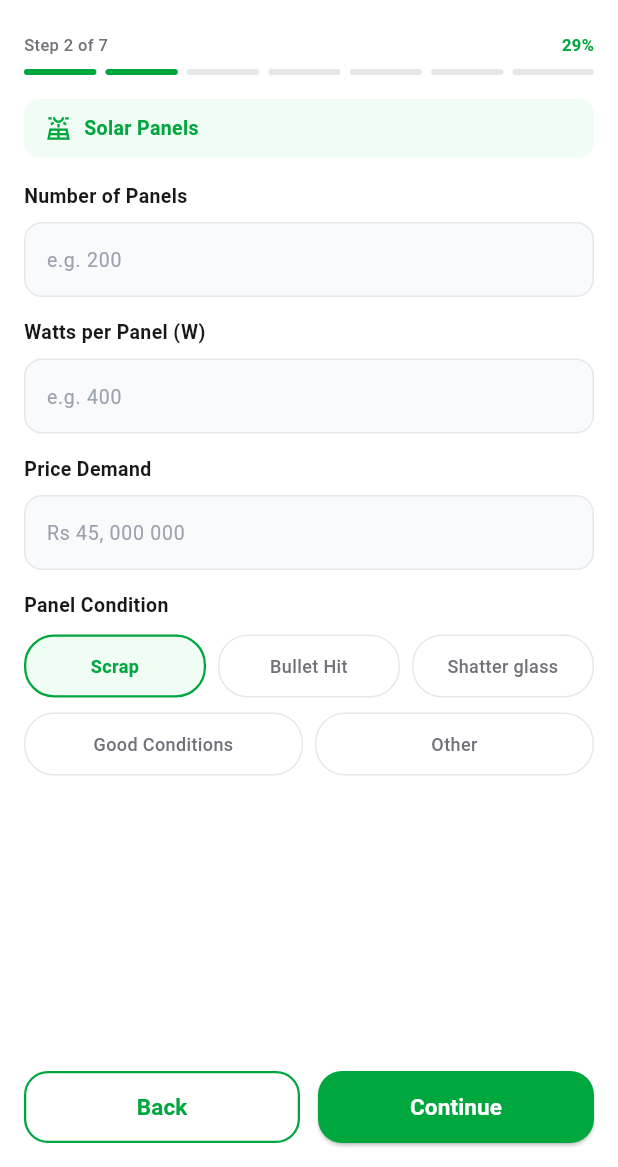
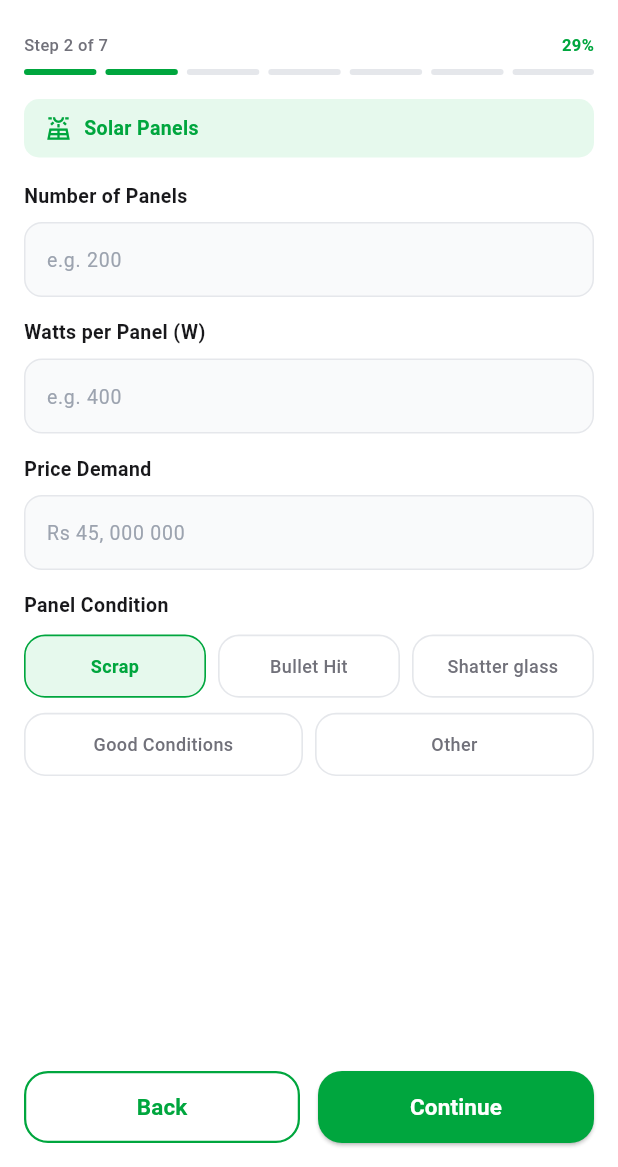
Before and after one commit to itismemuhammadali/SolarScrap-Ecosystem, a Flutter app: the SellerEquipmentStepSolarPanels screen opened directly, on a phone screen of 412 x 824 dp, the part 69-1236 px from its top. Run offline on Flutter 3.47's test engine with Material 3 defaults, Android fonts, the light colour scheme and no system bars; our stand-ins replace flutter_svg, google_fonts.

Commit message:
Update button radius to 14px, height to 42.17px, border to 1.09px, and background to #E6F9ED to match exact Figma inspect properties

```diff
--- a/lib/screens/seller/seller_new_listing_screen.dart
+++ b/lib/screens/seller/seller_new_listing_screen.dart
@@ -189,7 +189,7 @@ class _SellerNewListingScreenState extends State<SellerNewListingScreen> {
                               ),
                               borderRadius: BorderRadius.circular(16),
                               color: isSelected
-                                  ? const Color(0xFFF0FDF4)
+                                  ? const Color(0xFFE6F9ED)
                                   : Colors.white,
                             ),
                             child: Column(
--- a/lib/screens/seller/steps/seller_equipment_step_ac.dart
+++ b/lib/screens/seller/steps/seller_equipment_step_ac.dart
@@ -152,7 +152,7 @@ class _SellerEquipmentStepACState extends State<SellerEquipmentStepAC> {
                     right: condition != _conditions.last ? 8 : 0,
                   ),
                   decoration: BoxDecoration(
-                    color: isSelected ? const Color(0xFFF0FDF4) : Colors.white,
+                    color: isSelected ? const Color(0xFFE6F9ED) : Colors.white,
                     border: Border.all(
                       color: isSelected
                           ? const Color(0xFF00A63E)
@@ -282,7 +282,7 @@ class _SellerEquipmentStepACState extends State<SellerEquipmentStepAC> {
                         vertical: 10,
                       ),
                       decoration: BoxDecoration(
-                        color: const Color(0xFFF0FDF4),
+                        color: const Color(0xFFE6F9ED),
                         borderRadius: BorderRadius.circular(10),
                       ),
                       child: Row(
--- a/lib/screens/seller/steps/seller_equipment_step_batteries.dart
+++ b/lib/screens/seller/steps/seller_equipment_step_batteries.dart
@@ -100,7 +100,7 @@ class _SellerEquipmentStepBatteriesState
                   ),
                   margin: EdgeInsets.only(right: option != options.last ? 8 : 0),
                   decoration: BoxDecoration(
-                    color: isSelected ? const Color(0xFFF0FDF4) : Colors.white,
+                    color: isSelected ? const Color(0xFFE6F9ED) : Colors.white,
                     border: Border.all(
                       color: isSelected
                           ? const Color(0xFF00A63E)
@@ -232,7 +232,7 @@ class _SellerEquipmentStepBatteriesState
                         vertical: 10,
                       ),
                       decoration: BoxDecoration(
-                        color: const Color(0xFFF0FDF4),
+                        color: const Color(0xFFE6F9ED),
                         borderRadius: BorderRadius.circular(10),
                       ),
                       child: Row(
--- a/lib/screens/seller/steps/seller_equipment_step_cables.dart
+++ b/lib/screens/seller/steps/seller_equipment_step_cables.dart
@@ -157,7 +157,7 @@ class _SellerEquipmentStepCablesState extends State<SellerEquipmentStepCables> {
                   ),
                   margin: EdgeInsets.only(right: option != options.last ? 8 : 0),
                   decoration: BoxDecoration(
-                    color: isSelected ? const Color(0xFFF0FDF4) : Colors.white,
+                    color: isSelected ? const Color(0xFFE6F9ED) : Colors.white,
                     border: Border.all(
                       color: isSelected
                           ? const Color(0xFF00A63E)
@@ -287,7 +287,7 @@ class _SellerEquipmentStepCablesState extends State<SellerEquipmentStepCables> {
                         vertical: 10,
                       ),
                       decoration: BoxDecoration(
-                        color: const Color(0xFFF0FDF4),
+                        color: const Color(0xFFE6F9ED),
                         borderRadius: BorderRadius.circular(10),
                       ),
                       child: Row(
--- a/lib/screens/seller/steps/seller_equipment_step_complete_system.dart
+++ b/lib/screens/seller/steps/seller_equipment_step_complete_system.dart
@@ -99,7 +99,7 @@ class _SellerEquipmentStepCompleteSystemState
                   ),
                   margin: EdgeInsets.only(right: option != options.last ? 8 : 0),
                   decoration: BoxDecoration(
-                    color: isSelected ? const Color(0xFFF0FDF4) : Colors.white,
+                    color: isSelected ? const Color(0xFFE6F9ED) : Colors.white,
                     border: Border.all(
                       color: isSelected
                           ? const Color(0xFF00A63E)
@@ -229,7 +229,7 @@ class _SellerEquipmentStepCompleteSystemState
                         vertical: 10,
                       ),
                       decoration: BoxDecoration(
-                        color: const Color(0xFFF0FDF4),
+                        color: const Color(0xFFE6F9ED),
                         borderRadius: BorderRadius.circular(10),
                       ),
                       child: Row(
--- a/lib/screens/seller/steps/seller_equipment_step_inverters.dart
+++ b/lib/screens/seller/steps/seller_equipment_step_inverters.dart
@@ -99,7 +99,7 @@ class _SellerEquipmentStepInvertersState
                   ),
                   margin: EdgeInsets.only(right: option != options.last ? 8 : 0),
                   decoration: BoxDecoration(
-                    color: isSelected ? const Color(0xFFF0FDF4) : Colors.white,
+                    color: isSelected ? const Color(0xFFE6F9ED) : Colors.white,
                     border: Border.all(
                       color: isSelected
                           ? const Color(0xFF00A63E)
@@ -229,7 +229,7 @@ class _SellerEquipmentStepInvertersState
                         vertical: 10,
                       ),
                       decoration: BoxDecoration(
-                        color: const Color(0xFFF0FDF4),
+                        color: const Color(0xFFE6F9ED),
                         borderRadius: BorderRadius.circular(10),
                       ),
                       child: Row(
--- a/lib/screens/seller/steps/seller_equipment_step_solar_panels.dart
+++ b/lib/screens/seller/steps/seller_equipment_step_solar_panels.dart
@@ -69,17 +69,17 @@ class _SellerEquipmentStepSolarPanelsState
         });
       },
       child: Container(
-        height: 42,
-        padding: const EdgeInsets.symmetric(horizontal: 8),
+        height: 42.17,
+        padding: const EdgeInsets.symmetric(horizontal: 4, vertical: 10),
         decoration: BoxDecoration(
-          color: isSelected ? const Color(0xFFF0FDF4) : Colors.white,
+          color: isSelected ? const Color(0xFFE6F9ED) : Colors.white,
           border: Border.all(
             color: isSelected
                 ? const Color(0xFF00A63E)
                 : const Color(0xFFE5E7EB),
-            width: isSelected ? 1.5 : 1,
+            width: 1.09,
           ),
-          borderRadius: BorderRadius.circular(20),
+          borderRadius: BorderRadius.circular(14),
         ),
         child: Center(
           child: Text(
@@ -234,7 +234,7 @@ class _SellerEquipmentStepSolarPanelsState
                         vertical: 10,
                       ),
                       decoration: BoxDecoration(
-                        color: const Color(0xFFF0FDF4),
+                        color: const Color(0xFFE6F9ED),
                         borderRadius: BorderRadius.circular(10),
                       ),
                       child: Row(
--- a/lib/screens/seller/steps/seller_equipment_step_structure.dart
+++ b/lib/screens/seller/steps/seller_equipment_step_structure.dart
@@ -95,7 +95,7 @@ class _SellerEquipmentStepStructureState
                   ),
                   margin: EdgeInsets.only(right: option != options.last ? 8 : 0),
                   decoration: BoxDecoration(
-                    color: isSelected ? const Color(0xFFF0FDF4) : Colors.white,
+                    color: isSelected ? const Color(0xFFE6F9ED) : Colors.white,
                     border: Border.all(
                       color: isSelected
                           ? const Color(0xFF00A63E)
@@ -225,7 +225,7 @@ class _SellerEquipmentStepStructureState
                         vertical: 10,
                       ),
                       decoration: BoxDecoration(
-                        color: const Color(0xFFF0FDF4),
+                        color: const Color(0xFFE6F9ED),
                         borderRadius: BorderRadius.circular(10),
                       ),
                       child: Row(
```
